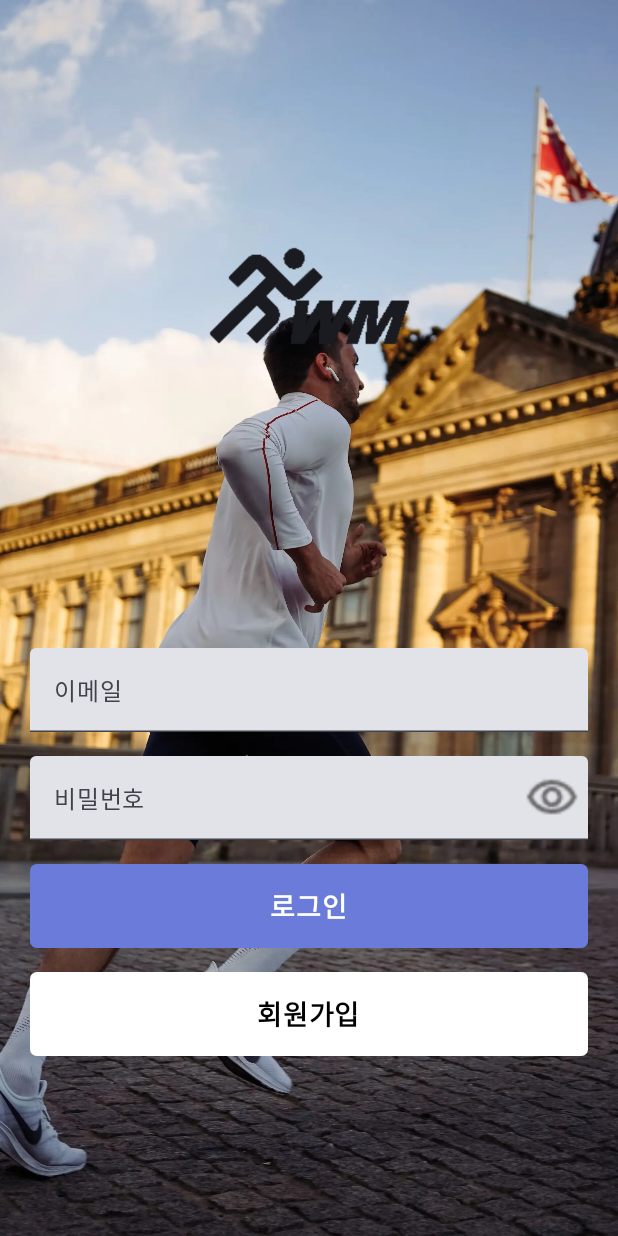
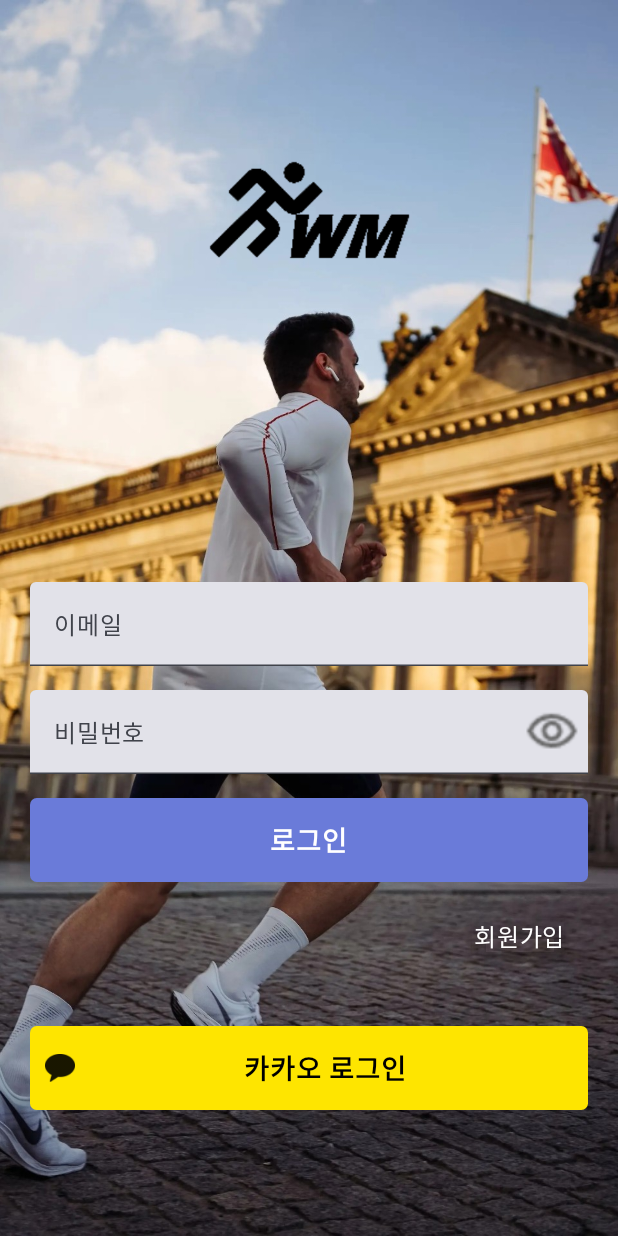
Before and after one commit to 7SideProject/RunWithMe-AOS-Compose, an Android app built with Jetpack Compose: the screen it shows after launch (MainActivity), on a phone screen of 412 x 824 dp. Run offline under Robolectric (Android 15) with nearby library versions, the phone set to English and light mode, and no system bars; our stand-ins replace Dagger/Hilt's generated code, accompanist; libraries missing offline, so code that uses them is left out: com.google.accompanist.navigation.

Commit message:
feat : login 화면 수정(카카오 로그인 추가) / 회원가입 nav 연결

```diff
--- a/presentation/src/main/java/com/side/runwithme/MainActivity.kt
+++ b/presentation/src/main/java/com/side/runwithme/MainActivity.kt
@@ -59,6 +59,7 @@ import com.side.runwithme.MainActivity.Companion.loadingState
 import com.side.runwithme.navigation.BottomNavItem
 import com.side.runwithme.navigation.RunWithMeScreens
 import com.side.runwithme.ui.screens.home.HomeScreen
+import com.side.runwithme.ui.screens.join.JoinStep1Screen
 import com.side.runwithme.ui.screens.login.LoginScreen
 import com.side.runwithme.ui.screens.login.LoginViewModel
 import com.side.runwithme.ui.screens.my_page.MyPageScreen
@@ -147,6 +148,10 @@ fun MyApp() {
                 LoginScreen(navController)
             }
 
+            composable(RunWithMeScreens.JoinScreen.name) {
+                bottomBarState.value = false
+                JoinStep1Screen(navController)
+            }
         }
     }
 }
--- a/presentation/src/main/java/com/side/runwithme/components/Button.kt
+++ b/presentation/src/main/java/com/side/runwithme/components/Button.kt
@@ -5,11 +5,15 @@ import androidx.compose.foundation.clickable
 import androidx.compose.foundation.layout.Arrangement
 import androidx.compose.foundation.layout.Column
 import androidx.compose.foundation.layout.Row
+import androidx.compose.foundation.layout.Spacer
 import androidx.compose.foundation.layout.fillMaxWidth
 import androidx.compose.foundation.layout.height
+import androidx.compose.foundation.layout.padding
+import androidx.compose.foundation.layout.size
 import androidx.compose.foundation.layout.width
 import androidx.compose.foundation.shape.CornerSize
 import androidx.compose.foundation.shape.RoundedCornerShape
+import androidx.compose.material3.Icon
 import androidx.compose.material3.MaterialTheme
 import androidx.compose.material3.Surface
 import androidx.compose.material3.Text
@@ -18,8 +22,12 @@ import androidx.compose.ui.Alignment
 import androidx.compose.ui.Modifier
 import androidx.compose.ui.draw.clip
 import androidx.compose.ui.graphics.Color
+import androidx.compose.ui.res.painterResource
+import androidx.compose.ui.res.stringResource
+import androidx.compose.ui.text.style.TextAlign
 import androidx.compose.ui.tooling.preview.Preview
 import androidx.compose.ui.unit.dp
+import com.side.runwithme.R
 import com.side.runwithme.ui.theme.Black
 import com.side.runwithme.ui.theme.Grey
 import com.side.runwithme.ui.theme.MainColor
@@ -31,8 +39,9 @@ import com.side.runwithme.ui.theme.White
 @Composable
 fun ButtonPreview() {
     RunWithMeTheme {
-        Row {
+        Column {
             RoundedWeakButton(label = "Button")
+            RoundedKakaoButton(label = "카카오 로그인")
         }
     }
 }
@@ -142,3 +151,50 @@ fun RoundedWhiteButton(
         }
     }
 }
+
+@Composable
+fun RoundedKakaoButton(
+    label: String,
+    modifier: Modifier = Modifier
+        .fillMaxWidth()
+        .height(56.dp),
+    radius: Int = 8,
+    textModifier: Modifier = Modifier
+        .width(90.dp)
+        .height(40.dp),
+    onClick: () -> Unit = {}
+) {
+
+    Surface(
+        modifier = modifier.clip(
+            RoundedCornerShape(CornerSize(radius))
+        ),
+        color = Color(0xFFFEE500)
+    ) {
+        Row(
+            modifier = textModifier
+                .padding(horizontal = 10.dp)
+                .clickable {
+                    onClick.invoke()
+                },
+            verticalAlignment = Alignment.CenterVertically,
+            horizontalArrangement = Arrangement.Center
+        ) {
+            Icon(
+                modifier = Modifier.size(20.dp),
+                painter = painterResource(id = R.drawable.kakao_icon),
+                tint = Black,
+                contentDescription = stringResource(id = R.string.running_list)
+            )
+            Spacer(modifier = Modifier.weight(0.1f))
+            Text(
+                modifier = Modifier.weight(1f),
+                textAlign = TextAlign.Center,
+                text = label,
+                style = MaterialTheme.typography.titleSmall,
+                color = Black
+            )
+            Spacer(modifier = Modifier.weight(0.1f))
+        }
+    }
+}
--- a/presentation/src/main/java/com/side/runwithme/components/EditText.kt
+++ b/presentation/src/main/java/com/side/runwithme/components/EditText.kt
@@ -5,6 +5,7 @@ import androidx.compose.foundation.layout.Column
 import androidx.compose.foundation.layout.fillMaxWidth
 import androidx.compose.foundation.layout.padding
 import androidx.compose.foundation.layout.size
+import androidx.compose.foundation.shape.RoundedCornerShape
 import androidx.compose.foundation.text.KeyboardActions
 import androidx.compose.foundation.text.KeyboardOptions
 import androidx.compose.material.icons.Icons
--- a/presentation/src/main/java/com/side/runwithme/navigation/RunWithMeScreens.kt
+++ b/presentation/src/main/java/com/side/runwithme/navigation/RunWithMeScreens.kt
@@ -1,5 +1,5 @@
 package com.side.runwithme.navigation
 
 enum class RunWithMeScreens {
-    LoginScreen,
+    LoginScreen, JoinScreen
 }
--- a/presentation/src/main/java/com/side/runwithme/ui/screens/login/LoginScreen.kt
+++ b/presentation/src/main/java/com/side/runwithme/ui/screens/login/LoginScreen.kt
@@ -3,19 +3,30 @@ package com.side.runwithme.ui.screens.login
 import android.annotation.SuppressLint
 import android.widget.Toast
 import androidx.compose.foundation.Image
+import androidx.compose.foundation.background
 import androidx.compose.foundation.layout.Arrangement
 import androidx.compose.foundation.layout.Column
+import androidx.compose.foundation.layout.PaddingValues
+import androidx.compose.foundation.layout.Row
+import androidx.compose.foundation.layout.Spacer
+import androidx.compose.foundation.layout.fillMaxHeight
 import androidx.compose.foundation.layout.fillMaxSize
+import androidx.compose.foundation.layout.fillMaxWidth
 import androidx.compose.foundation.layout.padding
 import androidx.compose.foundation.layout.size
+import androidx.compose.foundation.layout.width
 import androidx.compose.foundation.layout.widthIn
 import androidx.compose.foundation.rememberScrollState
 import androidx.compose.foundation.verticalScroll
+import androidx.compose.material3.Button
+import androidx.compose.material3.ButtonDefaults
 import androidx.compose.material3.ExperimentalMaterial3Api
 import androidx.compose.material3.Icon
+import androidx.compose.material3.MaterialTheme
 import androidx.compose.material3.Scaffold
 import androidx.compose.material3.SnackbarHost
 import androidx.compose.material3.SnackbarHostState
+import androidx.compose.material3.Text
 import androidx.compose.runtime.Composable
 import androidx.compose.runtime.LaunchedEffect
 import androidx.compose.runtime.mutableStateOf
@@ -24,22 +35,27 @@ import androidx.compose.runtime.rememberCoroutineScope
 import androidx.compose.runtime.saveable.rememberSaveable
 import androidx.compose.ui.Alignment
 import androidx.compose.ui.Modifier
+import androidx.compose.ui.draw.shadow
+import androidx.compose.ui.graphics.Color
 import androidx.compose.ui.layout.ContentScale
 import androidx.compose.ui.platform.LocalContext
 import androidx.compose.ui.res.painterResource
 import androidx.compose.ui.res.stringResource
+import androidx.compose.ui.text.style.TextAlign
 import androidx.compose.ui.tooling.preview.Preview
 import androidx.compose.ui.unit.dp
+import androidx.compose.ui.unit.sp
 import androidx.hilt.navigation.compose.hiltViewModel
 import androidx.navigation.NavController
 import androidx.navigation.compose.rememberNavController
 import com.side.runwithme.R
 import com.side.runwithme.components.EmailInput
 import com.side.runwithme.components.PasswordInput
+import com.side.runwithme.components.RoundedKakaoButton
 import com.side.runwithme.components.RoundedStrongButton
-import com.side.runwithme.components.RoundedWhiteButton
 import com.side.runwithme.components.VerticalSpacer
 import com.side.runwithme.navigation.BottomNavItem
+import com.side.runwithme.navigation.RunWithMeScreens
 import com.side.runwithme.ui.theme.RunWithMeTheme
 import com.side.runwithme.utils.ResponseCodeStatus
 import com.side.runwithme.viewmodel.EventViewModel
@@ -128,9 +144,9 @@ fun LoginButton(onClick: () -> Unit) {
 }
 
 @Composable
-fun JoinButton(onClick: () -> Unit) {
-    RoundedWhiteButton(
-        stringResource(id = R.string.join)
+fun KakaoLoginButton(onClick: () -> Unit) {
+    RoundedKakaoButton(
+        stringResource(id = R.string.kakao_login)
     ) {
         onClick.invoke()
     }
@@ -187,23 +203,27 @@ fun LoginScreenDesign(
             horizontalAlignment = Alignment.CenterHorizontally
         ) {
             Column(
-                Modifier
-                    .weight(1f)
-                    .padding(top = 100.dp),
-                verticalArrangement = Arrangement.Top
+                Modifier.weight(0.1f),
+                verticalArrangement = Arrangement.Center
             ) {
                 Icon(
-                    modifier = Modifier.size(160.dp),
+                    modifier = Modifier
+                        .size(160.dp)
+                        .weight(1f),
                     painter = painterResource(id = R.drawable.login_logo),
+                    tint = Color.Black,
                     contentDescription = "RunWithMeLogo"
+                )
+                Spacer(
+                    modifier = Modifier
+                        .size(1.dp)
+                        .weight(0.5f)
                 )
             }
 
             Column(
-                Modifier
-                    .weight(1f)
-                    .padding(bottom = 100.dp)
-                    .widthIn(max = 500.dp), verticalArrangement = Arrangement.Bottom
+                Modifier.widthIn(max = 500.dp),
+                verticalArrangement = Arrangement.Bottom
             ) {
                 EmailInput(emailState = email)
 
@@ -222,11 +242,46 @@ fun LoginScreenDesign(
                     loginWithEmail(email.value, password.value)
                 }
 
-                VerticalSpacer(16)
+                VerticalSpacer(8)
 
-                JoinButton {
+                Row(
+                    modifier = Modifier
+                        .fillMaxWidth(),
+                    horizontalArrangement = Arrangement.End
+                ) {
+                    Spacer(
+                        modifier = Modifier
+                            .width(1.dp)
+                            .weight(0.1f)
+                    )
+                    Button(
+                        onClick = { navController.navigate(RunWithMeScreens.JoinScreen.name) },
+                        contentPadding = PaddingValues(0.dp),
+                        colors = ButtonDefaults.buttonColors(
+                            containerColor = Color.Transparent,
+                            contentColor = Color.White
+                        )
+                    ) {
+                        Text(
+                            text = stringResource(id = R.string.join),
+                            color = Color.White,
+                            style = MaterialTheme.typography.bodySmall,
+                            textAlign = TextAlign.End,
+                            modifier = Modifier
+                                .fillMaxHeight()
+                                .padding(16.dp)
+                                .shadow(elevation = 5.dp)
+                        )
+                    }
+                }
+
+                VerticalSpacer(32)
+
+                KakaoLoginButton {
                     navController.navigate(BottomNavItem.Home.screenRoute)
                 }
+
+                VerticalSpacer(64)
             }
         }
     }
--- a/presentation/src/main/res/values/strings_auth.xml
+++ b/presentation/src/main/res/values/strings_auth.xml
@@ -6,6 +6,7 @@
     <string name="password">비밀번호</string>
     <string name="password_confirm">비밀번호 확인</string>
     <string name="login">로그인</string>
+    <string name="kakao_login">카카오 로그인</string>
     <string name="join">회원가입</string>
     <string name="find_password">비밀번호 찾기</string>
     <string name="send_verify_number">인증 번호 전송</string>
@@ -15,6 +16,8 @@
     <string name="height">키</string>
     <string name="weight">몸무게</string>
 
+    <string name="email_title">사용할 이메일을 입력해주세요.</string>
+
     <string name="login_success">로그인에 성공했습니다.</string>
     <string name="login_fail">이메일, 비밀번호가 일치하지 않습니다.</string>
     <string name="login_error">서버 오류입니다. 다시 시작해주세요.</string>
```
Also changed, not shown: presentation/src/main/java/com/side/runwithme/components/ToolBar.kt (+39 -17 lines), presentation/src/main/java/com/side/runwithme/ui/screens/join/JoinStep1Screen.kt (+30 -10 lines), presentation/src/main/res/drawable/google_login_icon.png (added), presentation/src/main/res/drawable/img_login.jpg (added), presentation/src/main/res/drawable/img_login.webp (deleted), presentation/src/main/res/drawable/kakao_icon.png (added), presentation/src/main/res/drawable/kakao_login_icon.png (added), presentation/src/main/res/drawable/naver_login_icon.png (added).
